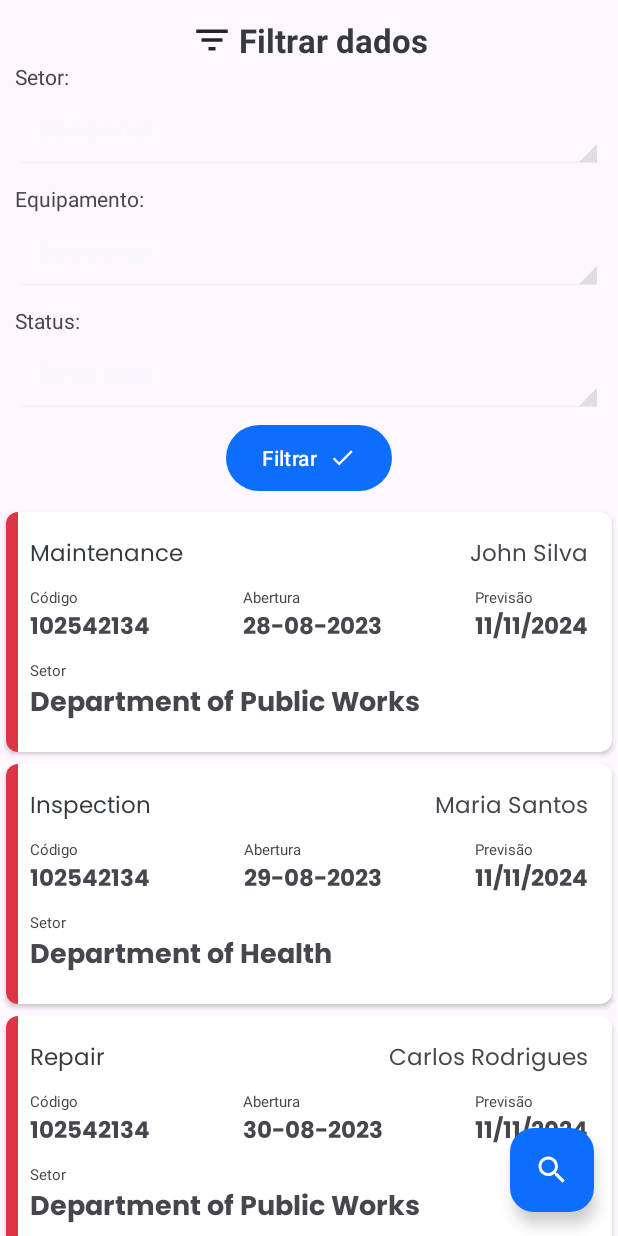
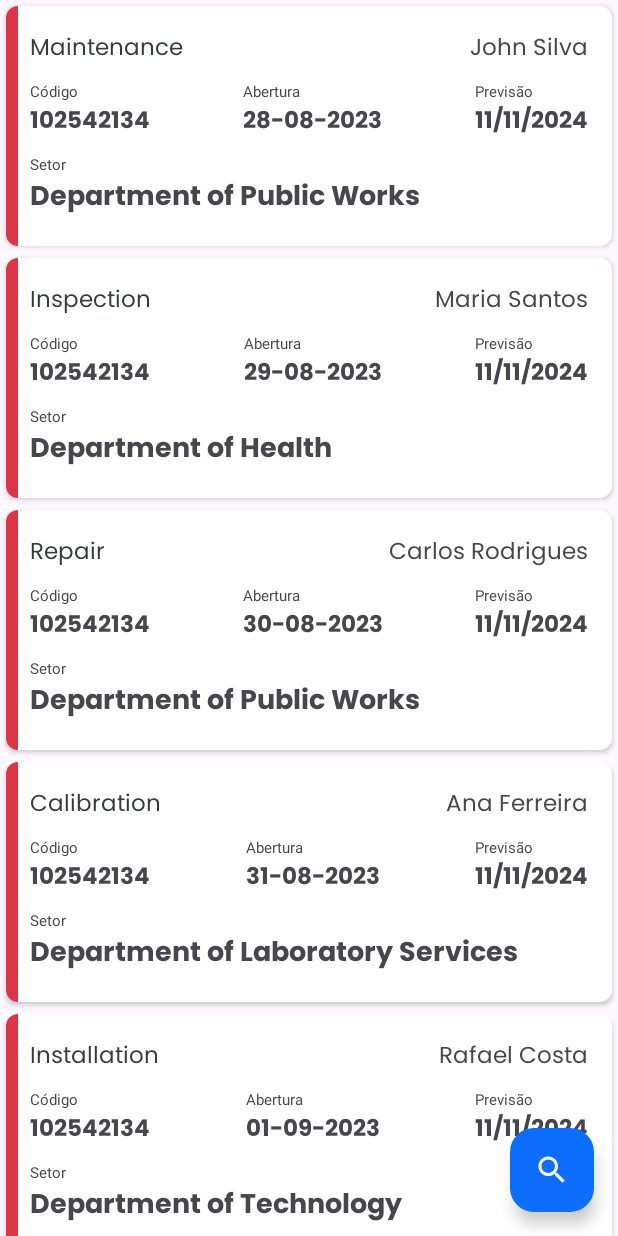
Before and after one commit to OctusPi/App-SisChamados, an Android app: the ChamadosActivity screen opened directly, with no data from a screen before it, after a tap on "Filtrar", on a phone screen of 412 x 824 dp. Run offline under Robolectric (Android 15) with nearby library versions, the phone set to English and light mode, and no system bars; 2 other taps on this screen came first.

Commit message:
fix: layout dissapears when click filter, datasource reset when Selecionar is checked

```diff
--- a/app/src/main/java/br/com/dticampossales/appsischamados/ChamadosActivity.java
+++ b/app/src/main/java/br/com/dticampossales/appsischamados/ChamadosActivity.java
@@ -57,9 +57,14 @@ public class ChamadosActivity extends AppCompatActivity {
         makeSpinnerItems(statusSpinner, statusFilter);
 
         Button filterBtn = findViewById(R.id.filter_button);
+
         filterBtn.setOnClickListener(view -> {
-            Log.println(Log.ASSERT, "msg", sectorSpinner.getSelectedItem().toString());
-            filter("sector", sectorSpinner.getSelectedItem().toString(), dataSource);
+
+            chamadosListAdapter.applyFilter(filter(getString(R.string.chamado_sector), sectorSpinner.getSelectedItem().toString(), dataSource));
+            chamadosListAdapter.applyFilter(filter(getString(R.string.chamado_equipment), equipmentSpinner.getSelectedItem().toString(), chamadosListAdapter.getDataSet()));
+            chamadosListAdapter.applyFilter(filter(getString(R.string.chamado_status), statusSpinner.getSelectedItem().toString(),chamadosListAdapter.getDataSet()));
+
+            toggleFilterLayout();
         });
     }
 
@@ -77,17 +82,17 @@ public class ChamadosActivity extends AppCompatActivity {
         }
     }
 
-    private void filter(String key, String value, ArrayList<JSONObject> dataSet) {
+    private ArrayList<JSONObject> filter(String key, String value, ArrayList<JSONObject> dataSet) {
         ArrayList<JSONObject> filteredList = new ArrayList<>();
         if (!value.equals(getString(R.string.filter_default))) {
             for (int i = 0; i < dataSet.size(); i++) {
                 if (JsonUtil.getJsonVal(dataSet.get(i), key).equals(value)) {
                     filteredList.add(dataSet.get(i));
-                    Log.println(Log.ASSERT, "msg", JsonUtil.getJsonVal(dataSet.get(i), key));
                 }
             }
-            chamadosListAdapter.applyFilter(filteredList);
+            return filteredList;
         }
+        return dataSet;
     }
 
     private void makeSpinnerItems(Spinner spinner, ArrayList<JSONObject> optionsList) {
@@ -96,7 +101,7 @@ public class ChamadosActivity extends AppCompatActivity {
         optionsString.add(getString(R.string.filter_default));
 
         for (int i = 0; i < optionsList.size(); i++) {
-            optionsString.add(JsonUtil.getJsonVal(optionsList.get(i), "name"));
+            optionsString.add(JsonUtil.getJsonVal(optionsList.get(i), getString(R.string.filter_name)));
         }
 
         ArrayAdapter<CharSequence> arrayAdapter = new ArrayAdapter<>(
--- a/app/src/main/java/br/com/dticampossales/appsischamados/adapters/Chamados/ChamadosListAdapter.java
+++ b/app/src/main/java/br/com/dticampossales/appsischamados/adapters/Chamados/ChamadosListAdapter.java
@@ -49,6 +49,10 @@ public class ChamadosListAdapter extends RecyclerView.Adapter<ChamadosListAdapte
         notifyDataSetChanged();
     }
 
+    public ArrayList<JSONObject> getDataSet() {
+        return this.dataSet;
+    }
+
     @NonNull
     @Override
     public ViewHolder onCreateViewHolder(@NonNull ViewGroup viewGroup, int viewType) {
--- a/app/src/main/res/values/strings.xml
+++ b/app/src/main/res/values/strings.xml
@@ -32,6 +32,8 @@
     <string name="chamado_code">code</string>
     <string name="chamado_type">type</string>
     <string name="chamado_date">data</string>
+    <string name="chamado_status">status</string>
+    <string name="chamado_equipment">equipment</string>
     <string name="chamado_sector">sector</string>
     <string name="chamado_tec">technician</string>
     <string name="fragment_text">Fragment</string>
@@ -45,4 +47,5 @@
     <string name="filter_btn_text">Filtrar</string>
     <string name="chamados_btn_desc">Aplicar filtro</string>
     <string name="filter_default">Selecionar</string>
+    <string name="filter_name">name</string>
 </resources>
```
